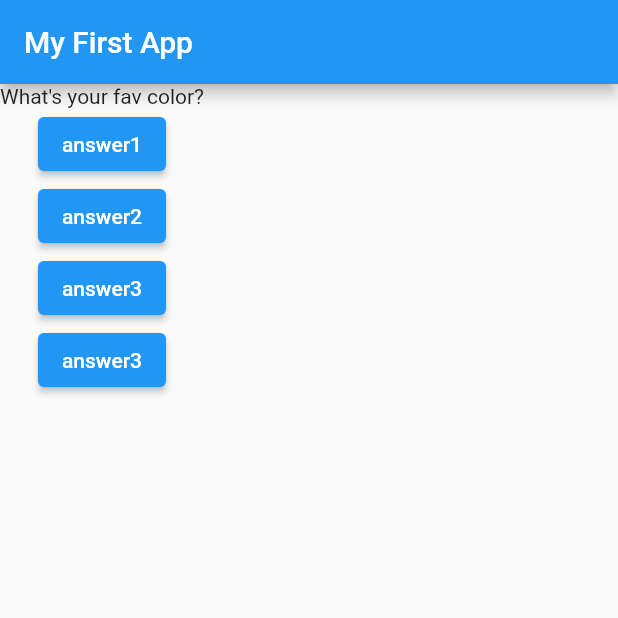
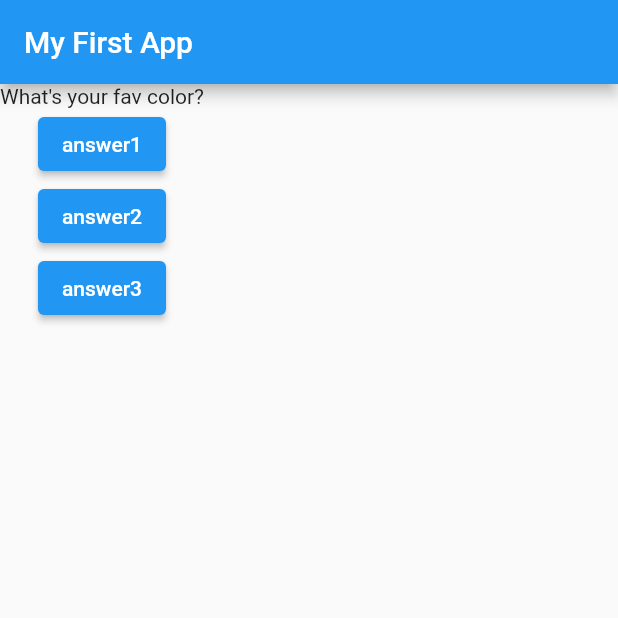
Before and after one commit to Bhargavi210301/flutter_complete_guide, a Flutter app: the screen it shows after launch, on a phone screen of 412 x 824 dp, the top half of it. Run offline on Flutter 3.47's test engine with Material 2 defaults, Android fonts, the phone set to English and light mode, and no system bars.

```diff
--- a/lib/main.dart
+++ b/lib/main.dart
@@ -45,10 +45,6 @@ class _MyAppState extends State<MyApp> {
               child: Text('answer3'),
               onPressed: answerQuestion,
             ),
-            ElevatedButton(
-              child: Text('answer3'),
-              onPressed: answerQuestion,
-            ),
           ],
         ),
       ),
```
